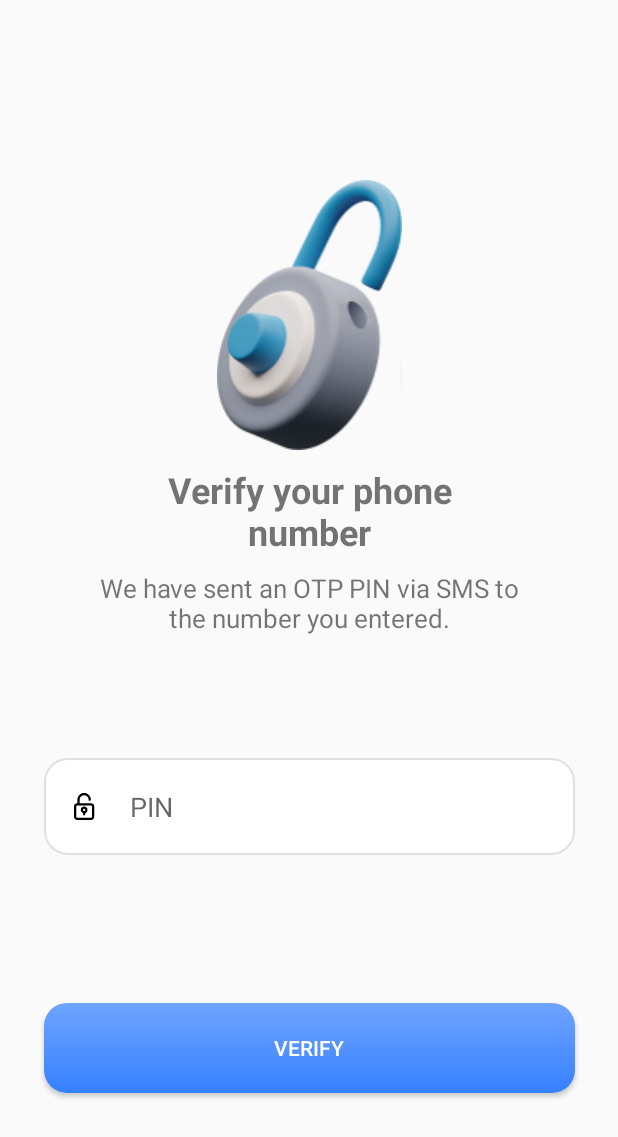
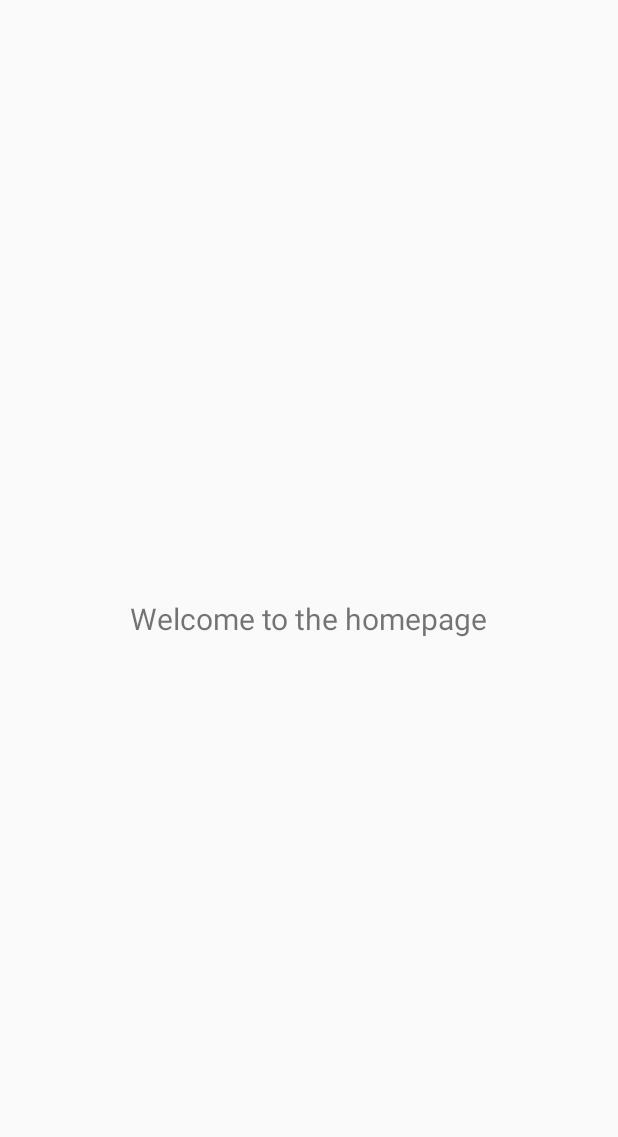
Before and after one commit to david-osas/iqube-task-four, an Android app: the VerifyActivity screen opened directly, with no data from a screen before it, after a tap on "VERIFY", on a phone screen of 412 x 824 dp. Shown: the top 1137 px of the screen. Run offline under Robolectric (Android 15) with nearby library versions, the phone set to English and light mode, and no system bars; 1 other tap on this screen came first.

Commit message:
Add dummy home activity

```diff
--- a/app/src/main/AndroidManifest.xml
+++ b/app/src/main/AndroidManifest.xml
@@ -9,7 +9,8 @@
         android:roundIcon="@mipmap/ic_launcher_round"
         android:supportsRtl="true"
         android:theme="@style/AppTheme">
-        <activity android:name=".VerifyActivity"></activity>
+        <activity android:name=".HomeActivity"></activity>
+        <activity android:name=".VerifyActivity" />
         <activity android:name=".SignUpActivity" />
         <activity android:name=".LoginActivity" />
         <activity android:name=".MainActivity">
--- /dev/null
+++ b/app/src/main/java/com/example/lendbak/HomeActivity.java
@@ -0,0 +1,14 @@
+package com.example.lendbak;
+
+import androidx.appcompat.app.AppCompatActivity;
+
+import android.os.Bundle;
+
+public class HomeActivity extends AppCompatActivity {
+
+    @Override
+    protected void onCreate(Bundle savedInstanceState) {
+        super.onCreate(savedInstanceState);
+        setContentView(R.layout.activity_home);
+    }
+}
--- a/app/src/main/java/com/example/lendbak/VerifyActivity.java
+++ b/app/src/main/java/com/example/lendbak/VerifyActivity.java
@@ -2,6 +2,7 @@ package com.example.lendbak;
 
 import androidx.appcompat.app.AppCompatActivity;
 
+import android.content.Intent;
 import android.os.Bundle;
 import android.view.View;
 import android.widget.Button;
@@ -26,6 +27,9 @@ public class VerifyActivity extends AppCompatActivity {
             binding.verifyText.setText(R.string.verifyPhoneText);
             binding.verifyOtp.setVisibility(View.VISIBLE);
             button.setText(R.string.verifyBtn);
+        }else{
+            Intent intent = new Intent(this, HomeActivity.class);
+            startActivity(intent);
         }
     }
 }
--- /dev/null
+++ b/app/src/main/res/layout/activity_home.xml
@@ -0,0 +1,20 @@
+<?xml version="1.0" encoding="utf-8"?>
+<androidx.constraintlayout.widget.ConstraintLayout xmlns:android="http://schemas.android.com/apk/res/android"
+    xmlns:app="http://schemas.android.com/apk/res-auto"
+    xmlns:tools="http://schemas.android.com/tools"
+    android:layout_width="match_parent"
+    android:layout_height="match_parent"
+    tools:context=".HomeActivity">
+
+    <TextView
+        android:id="@+id/textView15"
+        android:layout_width="wrap_content"
+        android:layout_height="wrap_content"
+        android:text="@string/dummyHomeText"
+        android:textSize="20sp"
+        app:layout_constraintBottom_toBottomOf="parent"
+        app:layout_constraintEnd_toEndOf="parent"
+        app:layout_constraintHorizontal_bias="0.5"
+        app:layout_constraintStart_toStartOf="parent"
+        app:layout_constraintTop_toTopOf="parent" />
+</androidx.constraintlayout.widget.ConstraintLayout>
--- a/app/src/main/res/values/strings.xml
+++ b/app/src/main/res/values/strings.xml
@@ -1,6 +1,7 @@
 <resources>
     <string name="app_name">Lendbak</string>
-<!--    General strings-->
+    <!--    General strings-->
+    <string name="dummyHomeText">Welcome to the homepage</string>
     <string name="continueBtn">Continue</string>
     <string name="getStartedBtn">Get Started</string>
     <string name="verifyBtn">Verify</string>
@@ -35,7 +36,7 @@
     <string name="appleCD">Apple icon</string>
     <string name="facebookCD">Facebook icon</string>
 
-<!--    Verify Activity-->
+    <!--    Verify Activity-->
     <string name="verifyEmailTitle">Verify your email address</string>
     <string name="verifyEmailText">We have sent you an email with a link to verify your email address.</string>
     <string name="verifyPhoneTitle">Verify your phone number</string>
```
